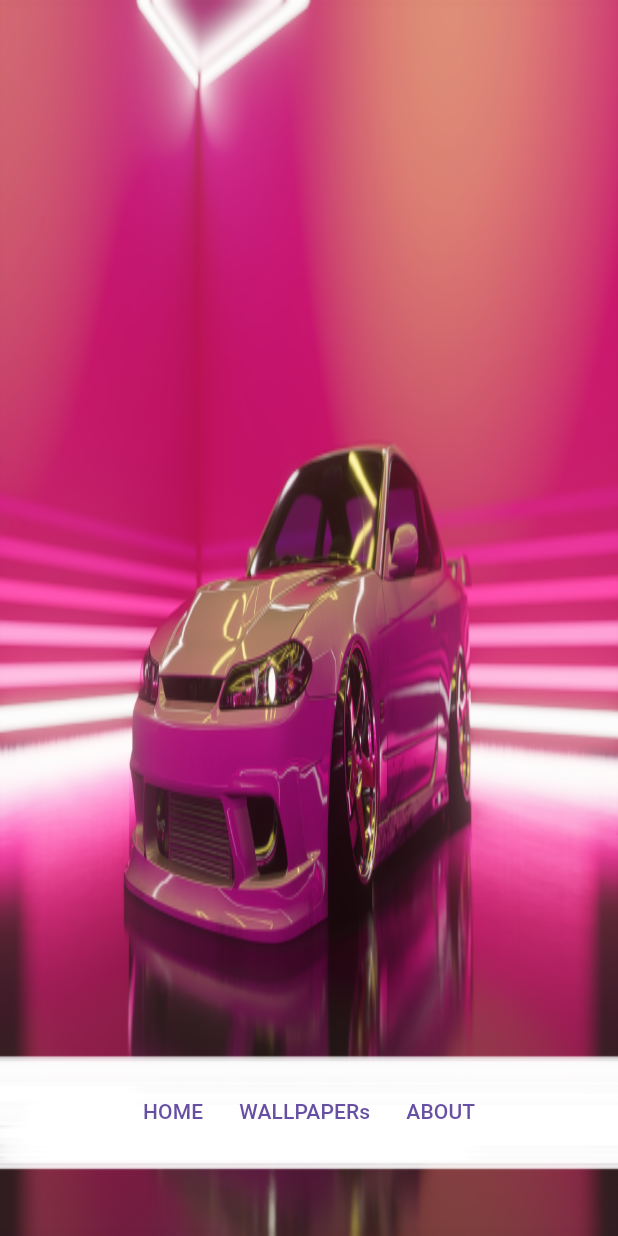
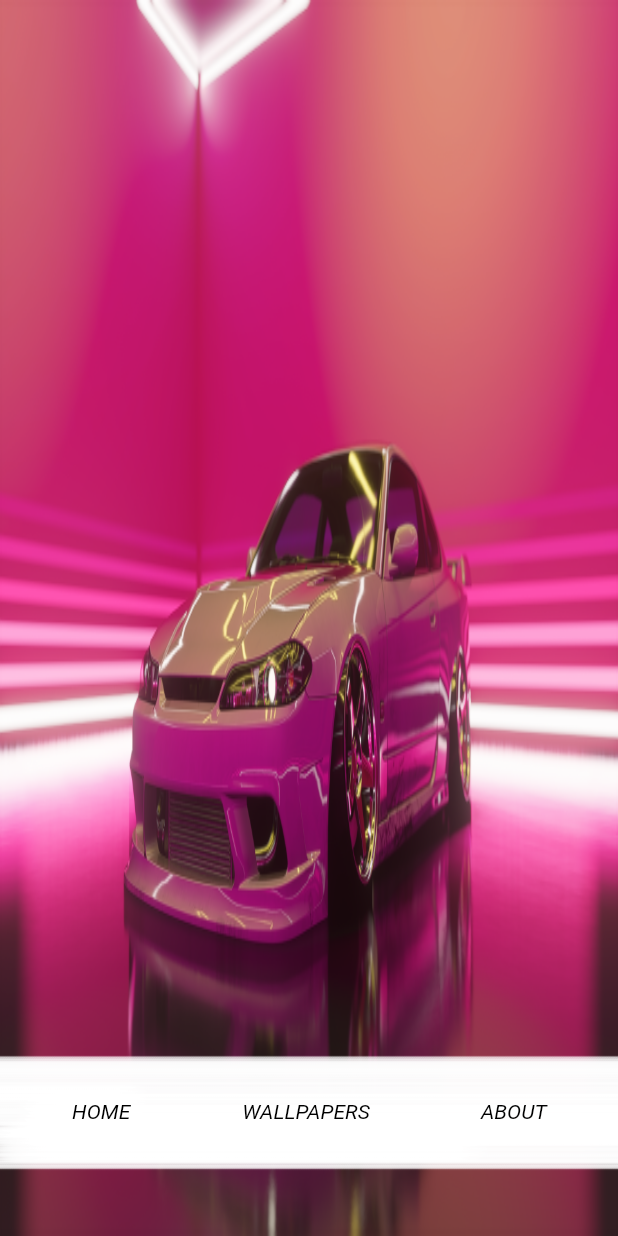
Before and after one commit to Sudharsshan/nfs_alloy, a Flutter app: the screen it shows after launch, on a phone screen of 412 x 824 dp. Run offline on Flutter 3.47's test engine with Material 3 defaults, Android fonts, the light colour scheme and no system bars; our stand-ins replace lottie; network calls fail.

Commit message:
added some cool dumb animations to the menu widget

```diff
--- a/lib/pages/main_page.dart
+++ b/lib/pages/main_page.dart
@@ -5,8 +5,16 @@ import 'package:nfs_alloy/pages/about.dart';
 import 'package:nfs_alloy/pages/empty.dart';
 import 'package:nfs_alloy/pages/wallpapers.dart';
 
-class MainPage extends StatelessWidget {
+class MainPage extends StatefulWidget {
+  const MainPage({super.key});
+
+  @override
+  MainPageState createState() => MainPageState();
+}
+
+class MainPageState extends State<MainPage> {
   PageController pageController = new PageController();
+  bool hoverbtn1 = false, hoverbtn2 = false, hoverbtn3 = false;
 
   @override
   Widget build(BuildContext context) {
@@ -39,7 +47,7 @@ class MainPage extends StatelessWidget {
 
           // row of pages in bottom left
           Positioned(
-            left: MediaQuery.sizeOf(context).width * 0.5 - 300 ,
+            left: MediaQuery.sizeOf(context).width * 0.5 - 300,
             bottom: MediaQuery.sizeOf(context).height * 0.04,
             child: Stack(
               alignment: AlignmentGeometry.center,
@@ -53,42 +61,17 @@ class MainPage extends StatelessWidget {
 
                 // menu
                 Row(
+                  mainAxisAlignment: MainAxisAlignment.spaceAround,
+                  mainAxisSize: MainAxisSize.min,
                   children: [
                     // home page button
-                    TextButton(
-                      onPressed: () {
-                        pageController.animateToPage(
-                          0,
-                          duration: const Duration(milliseconds: 500),
-                          curve: Curves.linear,
-                        );
-                      },
-                      child: Text('HOME'),
-                    ),
+                    menuButton(0, 'HOME', hoverbtn1, 0),
 
                     // wallpaper page button
-                    TextButton(
-                      onPressed: () {
-                        pageController.animateToPage(
-                          1,
-                          duration: const Duration(milliseconds: 500),
-                          curve: Curves.linear,
-                        );
-                      },
-                      child: Text('WALLPAPERs'),
-                    ),
+                    menuButton(1, 'WALLPAPERS', hoverbtn2, 1),
 
                     // about page button
-                    TextButton(
-                      onPressed: () {
-                        pageController.animateToPage(
-                          2,
-                          duration: const Duration(milliseconds: 500),
-                          curve: Curves.linear,
-                        );
-                      },
-                      child: Text('ABOUT'),
-                    ),
+                    menuButton(2, 'ABOUT', hoverbtn3, 2),
                   ],
                 ),
               ],
@@ -98,4 +81,43 @@ class MainPage extends StatelessWidget {
       ),
     );
   }
+
+  Widget menuButton(int page, String option, bool buttonID, int whichButton) {
+    return Padding(
+      padding: EdgeInsetsGeometry.symmetric(horizontal: 25, vertical: 0),
+      child: TextButton(
+        onPressed: () {
+          pageController.animateToPage(
+            page,
+            duration: const Duration(milliseconds: 500),
+            curve: Curves.linear,
+          );
+        },
+        onHover: (bool value) {
+          setState(() {
+            buttonID = value;
+            dumbBoolChanger(value, whichButton);
+          });
+          print("$option, value = $buttonID");
+        },
+        style: ButtonStyle(
+          overlayColor: WidgetStatePropertyAll(Colors.transparent),
+          splashFactory: NoSplash.splashFactory,
+        ),
+        child: AnimatedDefaultTextStyle(
+          style: TextStyle(color: buttonID ? Colors.blue : Colors.black),
+          duration: const Duration(milliseconds: 300),
+          child: Text(option, style: TextStyle(fontStyle: FontStyle.italic),),
+        ),
+      ),
+    );
+  }
+
+  void dumbBoolChanger(bool value, int button){
+    switch(button){
+      case 0: hoverbtn1 = value;
+      case 1: hoverbtn2 = value;
+      case 2: hoverbtn3 = value;
+    }
+  }
 }
```
